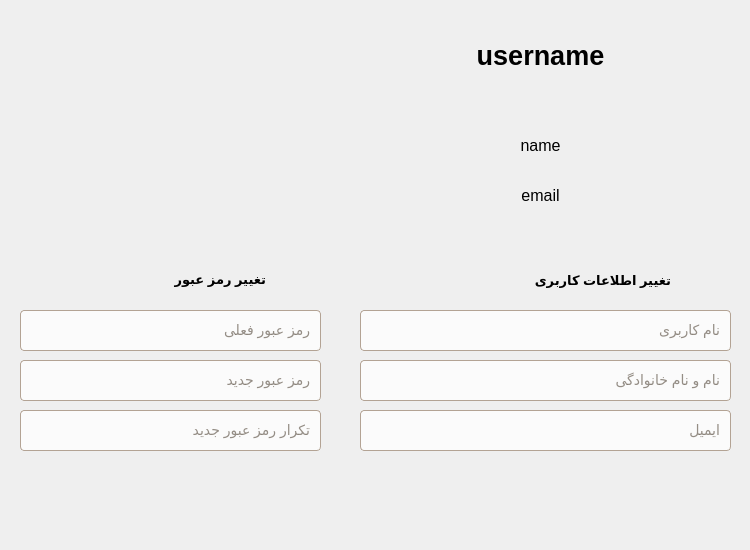
Above: Client/user/profilewidget.ui from Onyx1907/Lumina-EBook-Platform before the change. Below: the same form after it.
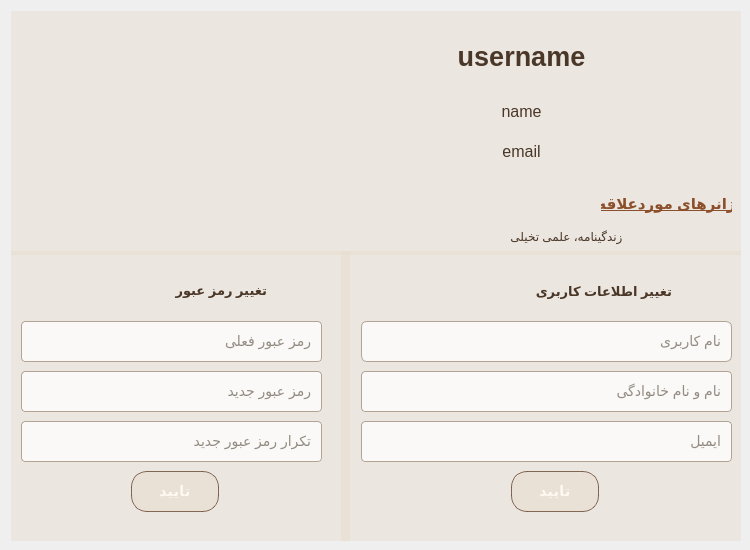
That is the form after the change. Icons and pictures are not drawn.

Commit message: feat: connect profile page to server and handle favorite genres updates

```diff
--- a/Client/user/profilewidget.ui
+++ b/Client/user/profilewidget.ui
@@ -31,10 +31,38 @@
   <property name="windowTitle">
    <string>Form</string>
   </property>
-  <widget class="QPushButton" name="pushButton">
+  <layout class="QGridLayout" name="gridLayout">
+   <item row="0" column="0">
+    <widget class="QWidget" name="widget" native="true">
+     <property name="minimumSize">
+      <size>
+       <width>730</width>
+       <height>530</height>
+      </size>
+     </property>
+     <property name="maximumSize">
+      <size>
+       <width>730</width>
+       <height>530</height>
+      </size>
+     </property>
+     <property name="styleSheet">
+      <string notr="true">QWidget{
+background-color: rgba(230, 220, 203, 0.45);
+}
+QLabel {
+    background: transparent;      /* حذف کامل پس‌زمینه */
+    background-color: transparent; /* اطمینان از نبود هیچ رنگی */
+    border: none;                 /* اطمینان از نبود کادر */
+    color: #4A3728;               /* رنگ متن رو اینجا تنظیم کن */
+    margin: 0px;                  /* اطمینان از نبود فاصله اضافه */
+    padding: 0px;                 /* اطمینان از نبود پدینگ اضافه */
+}</string>
+     </property>
+     <widget class="QPushButton" name="profile_pic">
    <property name="geometry">
     <rect>
-     <x>10</x>
+        <x>0</x>
      <y>0</y>
      <width>250</width>
      <height>250</height>
@@ -72,136 +100,182 @@
     </size>
    </property>
   </widget>
-  <widget class="QLabel" name="username_label">
+     <widget class="QLineEdit" name="pass_lineEdit">
    <property name="geometry">
     <rect>
-     <x>335</x>
-     <y>10</y>
-     <width>411</width>
-     <height>91</height>
-    </rect>
-   </property>
-   <property name="text">
-    <string>&lt;html&gt;&lt;head/&gt;&lt;body&gt;&lt;p align=&quot;center&quot;&gt;&lt;span style=&quot; font-size:20pt; font-weight:700;&quot;&gt;username&lt;/span&gt;&lt;/p&gt;&lt;/body&gt;&lt;/html&gt;</string>
-   </property>
-   <property name="wordWrap">
-    <bool>true</bool>
-   </property>
-  </widget>
-  <widget class="QLabel" name="name_label">
+        <x>10</x>
+        <y>310</y>
+        <width>301</width>
+        <height>41</height>
+       </rect>
+      </property>
+      <property name="styleSheet">
+       <string notr="true">QLineEdit {
+    background-color: rgba(255, 255, 255, 190); /* پس‌زمینه سفید-کرمی نرم */
+    color: #2d1f10; /* رنگ متن قهوه‌ای تیره */
+    border: 1px solid #b3a394;
+    border-radius: 4px; /* لبه‌های کمی تیزتر برای حس قدیمی بودن */
+    padding: 8px;
+    font-size: 14px;
+}
+
+/* وقتی کاربر روی فیلد کلیک می‌کند (فوکوس) */
+QLineEdit:focus {
+    border: 2px solid #8c6239; /* مرز قهوه‌ای طلایی گرم */
+    background-color: #ffffff;
+}</string>
+      </property>
+      <property name="placeholderText">
+       <string>رمز عبور فعلی</string>
+      </property>
+     </widget>
+     <widget class="QLineEdit" name="newPass_lineEdit">
    <property name="geometry">
     <rect>
-     <x>340</x>
-     <y>120</y>
-     <width>401</width>
-     <height>51</height>
-    </rect>
-   </property>
-   <property name="text">
-    <string>&lt;html&gt;&lt;head/&gt;&lt;body&gt;&lt;p align=&quot;center&quot;&gt;&lt;span style=&quot; font-size:12pt;&quot;&gt;name&lt;/span&gt;&lt;/p&gt;&lt;/body&gt;&lt;/html&gt;</string>
-   </property>
-   <property name="wordWrap">
-    <bool>true</bool>
+        <x>10</x>
+        <y>360</y>
+        <width>301</width>
+        <height>41</height>
+       </rect>
+      </property>
+      <property name="styleSheet">
+       <string notr="true">QLineEdit {
+    background-color: rgba(255, 255, 255, 190); /* پس‌زمینه سفید-کرمی نرم */
+    color: #2d1f10; /* رنگ متن قهوه‌ای تیره */
+    border: 1px solid #b3a394;
+    border-radius: 4px; /* لبه‌های کمی تیزتر برای حس قدیمی بودن */
+    padding: 8px;
+    font-size: 14px;
+}
+
+/* وقتی کاربر روی فیلد کلیک می‌کند (فوکوس) */
+QLineEdit:focus {
+    border: 2px solid #8c6239; /* مرز قهوه‌ای طلایی گرم */
+    background-color: #ffffff;
+}</string>
+      </property>
+      <property name="placeholderText">
+       <string>رمز عبور جدید</string>
+      </property>
+     </widget>
+     <widget class="Line" name="Vline">
+      <property name="geometry">
+       <rect>
+        <x>330</x>
+        <y>240</y>
+        <width>9</width>
+        <height>310</height>
+       </rect>
+      </property>
+      <property name="minimumSize">
+       <size>
+        <width>9</width>
+        <height>310</height>
+       </size>
+      </property>
+      <property name="maximumSize">
+       <size>
+        <width>9</width>
+        <height>310</height>
+       </size>
+      </property>
+      <property name="styleSheet">
+       <string notr="true">QFrame {
+    border: none;
+    /* این پالت از رنگ‌های &quot;خاکی-کرم&quot; تشکیل شده که با نورِ گرمِ محیط بهتر ترکیب میشه */
+    background: qlineargradient(
+        x1: 0, y1: 0, x2: 1, y2: 0,
+        stop: 0   rgba(170, 155, 135, 0),    /* شروع محو و شفاف */
+        stop: 0.2 rgba(170, 155, 135, 100),  /* خاکستری-قهوه‌ای ملایم */
+        stop: 0.5 rgba(240, 230, 210, 220),  /* مرکز روشنِ گرم (کاهی) */
+        stop: 0.8 rgba(170, 155, 135, 100),  /* خاکستری-قهوه‌ای ملایم */
+        stop: 1   rgba(170, 155, 135, 0)     /* پایان محو */
+    );
+}</string>
+      </property>
+      <property name="orientation">
+       <enum>Qt::Vertical</enum>
    </property>
   </widget>
   <widget class="QLabel" name="email_label">
    <property name="geometry">
     <rect>
-     <x>340</x>
-     <y>170</y>
+        <x>310</x>
+        <y>120</y>
      <width>401</width>
-     <height>51</height>
+        <height>41</height>
     </rect>
    </property>
    <property name="text">
     <string>&lt;html&gt;&lt;head/&gt;&lt;body&gt;&lt;p align=&quot;center&quot;&gt;&lt;span style=&quot; font-size:12pt;&quot;&gt;email&lt;/span&gt;&lt;/p&gt;&lt;/body&gt;&lt;/html&gt;</string>
    </property>
+      <property name="alignment">
+       <set>Qt::AlignCenter</set>
+      </property>
    <property name="wordWrap">
     <bool>true</bool>
    </property>
   </widget>
-  <widget class="Line" name="line">
+     <widget class="QPushButton" name="changeGenres_pushButton">
    <property name="geometry">
     <rect>
-     <x>0</x>
-     <y>240</y>
-     <width>750</width>
-     <height>4</height>
-    </rect>
-   </property>
-   <property name="minimumSize">
-    <size>
-     <width>750</width>
-     <height>4</height>
-    </size>
-   </property>
-   <property name="maximumSize">
-    <size>
-     <width>750</width>
-     <height>4</height>
-    </size>
-   </property>
+        <x>590</x>
+        <y>180</y>
+        <width>131</width>
+        <height>26</height>
+       </rect>
+      </property>
    <property name="styleSheet">
-    <string notr="true">QFrame {
+       <string notr="true">QPushButton {
+    background-color: transparent;
     border: none;
-    /* این پالت از رنگ‌های &quot;خاکی-کرم&quot; تشکیل شده که با نورِ گرمِ محیط بهتر ترکیب میشه */
-    background: qlineargradient(
-        x1: 0, y1: 0, x2: 1, y2: 0,
-        stop: 0   rgba(170, 155, 135, 0),    /* شروع محو و شفاف */
-        stop: 0.2 rgba(170, 155, 135, 100),  /* خاکستری-قهوه‌ای ملایم */
-        stop: 0.5 rgba(240, 230, 210, 220),  /* مرکز روشنِ گرم (کاهی) */
-        stop: 0.8 rgba(170, 155, 135, 100),  /* خاکستری-قهوه‌ای ملایم */
-        stop: 1   rgba(170, 155, 135, 0)     /* پایان محو */
-    );
+    color: #8c4f2b; /* قهوه‌ای مایل به قرمز/آجری */
+    text-decoration: underline;
+    font-size: 15px;
+    font-weight: bold;
+}
+
+QPushButton:hover {
+    color: #b86b3d; /* روشن‌تر شدن در حالت هاور */
 }</string>
    </property>
-   <property name="orientation">
-    <enum>Qt::Horizontal</enum>
-   </property>
-  </widget>
-  <widget class="Line" name="line_2">
+      <property name="text">
+       <string>ژانرهای موردعلاقه</string>
+      </property>
+     </widget>
+     <widget class="QPushButton" name="logo_2">
    <property name="geometry">
     <rect>
-     <x>340</x>
-     <y>240</y>
-     <width>9</width>
-     <height>310</height>
-    </rect>
-   </property>
-   <property name="minimumSize">
-    <size>
-     <width>9</width>
-     <height>310</height>
-    </size>
-   </property>
-   <property name="maximumSize">
+        <x>675</x>
+        <y>251</y>
+        <width>61</width>
+        <height>51</height>
+       </rect>
+      </property>
+      <property name="styleSheet">
+       <string notr="true">    background: none;
+    background-color: transparent;
+
+    border: 1px solid transparent;</string>
+      </property>
+      <property name="text">
+       <string/>
+      </property>
+      <property name="icon">
+       <iconset resource="../resources.qrc">
+        <normaloff>:/resources/user/profile_edit.png</normaloff>:/resources/user/profile_edit.png</iconset>
+      </property>
+      <property name="iconSize">
     <size>
-     <width>9</width>
-     <height>310</height>
-    </size>
-   </property>
-   <property name="styleSheet">
-    <string notr="true">QFrame {
-    border: none;
-    /* این پالت از رنگ‌های &quot;خاکی-کرم&quot; تشکیل شده که با نورِ گرمِ محیط بهتر ترکیب میشه */
-    background: qlineargradient(
-        x1: 0, y1: 0, x2: 1, y2: 0,
-        stop: 0   rgba(170, 155, 135, 0),    /* شروع محو و شفاف */
-        stop: 0.2 rgba(170, 155, 135, 100),  /* خاکستری-قهوه‌ای ملایم */
-        stop: 0.5 rgba(240, 230, 210, 220),  /* مرکز روشنِ گرم (کاهی) */
-        stop: 0.8 rgba(170, 155, 135, 100),  /* خاکستری-قهوه‌ای ملایم */
-        stop: 1   rgba(170, 155, 135, 0)     /* پایان محو */
-    );
-}</string>
-   </property>
-   <property name="orientation">
-    <enum>Qt::Vertical</enum>
-   </property>
-  </widget>
-  <widget class="QLineEdit" name="lineEdit">
+        <width>60</width>
+        <height>60</height>
+       </size>
+      </property>
+     </widget>
+     <widget class="QLineEdit" name="username_lineEdit">
    <property name="geometry">
     <rect>
-     <x>360</x>
+        <x>350</x>
      <y>310</y>
      <width>371</width>
      <height>41</height>
@@ -212,7 +286,7 @@
     background-color: rgba(255, 255, 255, 190); /* پس‌زمینه سفید-کرمی نرم */
     color: #2d1f10; /* رنگ متن قهوه‌ای تیره */
     border: 1px solid #b3a394;
-    border-radius: 4px; /* لبه‌های کمی تیزتر برای حس قدیمی بودن */
+    border-radius: 6px; /* لبه‌های کمی تیزتر برای حس قدیمی بودن */
     padding: 8px;
     font-size: 14px;
 }
@@ -227,39 +301,10 @@
     <string>نام کاربری</string>
    </property>
   </widget>
-  <widget class="QLineEdit" name="lineEdit_2">
+     <widget class="QLineEdit" name="email_lineEdit">
    <property name="geometry">
     <rect>
-     <x>360</x>
-     <y>360</y>
-     <width>371</width>
-     <height>41</height>
-    </rect>
-   </property>
-   <property name="styleSheet">
-    <string notr="true">QLineEdit {
-    background-color: rgba(255, 255, 255, 190); /* پس‌زمینه سفید-کرمی نرم */
-    color: #2d1f10; /* رنگ متن قهوه‌ای تیره */
-    border: 1px solid #b3a394;
-    border-radius: 4px; /* لبه‌های کمی تیزتر برای حس قدیمی بودن */
-    padding: 8px;
-    font-size: 14px;
-}
-
-/* وقتی کاربر روی فیلد کلیک می‌کند (فوکوس) */
-QLineEdit:focus {
-    border: 2px solid #8c6239; /* مرز قهوه‌ای طلایی گرم */
-    background-color: #ffffff;
-}</string>
-   </property>
-   <property name="placeholderText">
-    <string>نام و نام خانوادگی</string>
-   </property>
-  </widget>
-  <widget class="QLineEdit" name="lineEdit_3">
-   <property name="geometry">
-    <rect>
-     <x>360</x>
+        <x>350</x>
      <y>410</y>
      <width>371</width>
      <height>41</height>
@@ -285,41 +330,12 @@
     <string>ایمیل</string>
    </property>
   </widget>
-  <widget class="QLineEdit" name="lineEdit_4">
+     <widget class="QLineEdit" name="name_lineEdit">
    <property name="geometry">
     <rect>
-     <x>20</x>
-     <y>310</y>
-     <width>301</width>
-     <height>41</height>
-    </rect>
-   </property>
-   <property name="styleSheet">
-    <string notr="true">QLineEdit {
-    background-color: rgba(255, 255, 255, 190); /* پس‌زمینه سفید-کرمی نرم */
-    color: #2d1f10; /* رنگ متن قهوه‌ای تیره */
-    border: 1px solid #b3a394;
-    border-radius: 4px; /* لبه‌های کمی تیزتر برای حس قدیمی بودن */
-    padding: 8px;
-    font-size: 14px;
-}
-
-/* وقتی کاربر روی فیلد کلیک می‌کند (فوکوس) */
-QLineEdit:focus {
-    border: 2px solid #8c6239; /* مرز قهوه‌ای طلایی گرم */
-    background-color: #ffffff;
-}</string>
-   </property>
-   <property name="placeholderText">
-    <string>رمز عبور فعلی</string>
-   </property>
-  </widget>
-  <widget class="QLineEdit" name="lineEdit_5">
-   <property name="geometry">
-    <rect>
-     <x>20</x>
+        <x>350</x>
      <y>360</y>
-     <width>301</width>
+        <width>371</width>
      <height>41</height>
     </rect>
    </property>
@@ -340,113 +356,77 @@
 }</string>
    </property>
    <property name="placeholderText">
-    <string>رمز عبور جدید</string>
-   </property>
-  </widget>
-  <widget class="QLineEdit" name="lineEdit_6">
+       <string>نام و نام خانوادگی</string>
+      </property>
+     </widget>
+     <widget class="Line" name="Hline">
    <property name="geometry">
     <rect>
-     <x>20</x>
-     <y>410</y>
-     <width>301</width>
-     <height>41</height>
-    </rect>
-   </property>
-   <property name="styleSheet">
-    <string notr="true">QLineEdit {
-    background-color: rgba(255, 255, 255, 190); /* پس‌زمینه سفید-کرمی نرم */
-    color: #2d1f10; /* رنگ متن قهوه‌ای تیره */
-    border: 1px solid #b3a394;
-    border-radius: 4px; /* لبه‌های کمی تیزتر برای حس قدیمی بودن */
-    padding: 8px;
-    font-size: 14px;
-}
-
-/* وقتی کاربر روی فیلد کلیک می‌کند (فوکوس) */
-QLineEdit:focus {
-    border: 2px solid #8c6239; /* مرز قهوه‌ای طلایی گرم */
-    background-color: #ffffff;
-}</string>
-   </property>
-   <property name="placeholderText">
-    <string>تکرار رمز عبور جدید</string>
-   </property>
-  </widget>
-  <widget class="QPushButton" name="pushButton_2">
-   <property name="geometry">
-    <rect>
-     <x>280</x>
-     <y>250</y>
-     <width>61</width>
-     <height>51</height>
-    </rect>
-   </property>
-   <property name="styleSheet">
-    <string notr="true">    background: none;
-    background-color: transparent;
-
-    border: 1px solid transparent;</string>
-   </property>
-   <property name="text">
-    <string/>
-   </property>
-   <property name="icon">
-    <iconset resource="../resources.qrc">
-     <normaloff>:/resources/user/profile_edit.png</normaloff>:/resources/user/profile_edit.png</iconset>
-   </property>
-   <property name="iconSize">
+        <x>-10</x>
+        <y>240</y>
+        <width>750</width>
+        <height>4</height>
+       </rect>
+      </property>
+      <property name="minimumSize">
+       <size>
+        <width>750</width>
+        <height>4</height>
+       </size>
+      </property>
+      <property name="maximumSize">
     <size>
-     <width>60</width>
-     <height>60</height>
-    </size>
-   </property>
-  </widget>
-  <widget class="QLabel" name="label">
-   <property name="geometry">
-    <rect>
-     <x>155</x>
-     <y>269</y>
-     <width>111</width>
-     <height>21</height>
-    </rect>
-   </property>
-   <property name="text">
-    <string>&lt;html&gt;&lt;head/&gt;&lt;body&gt;&lt;p align=&quot;right&quot;&gt;&lt;span style=&quot; font-size:10pt; font-weight:700;&quot;&gt;تغییر رمز عبور&lt;/span&gt;&lt;/p&gt;&lt;/body&gt;&lt;/html&gt;</string>
-   </property>
-  </widget>
-  <widget class="QPushButton" name="pushButton_3">
+        <width>750</width>
+        <height>4</height>
+       </size>
+      </property>
+      <property name="styleSheet">
+       <string notr="true">QFrame {
+    border: none;
+    /* این پالت از رنگ‌های &quot;خاکی-کرم&quot; تشکیل شده که با نورِ گرمِ محیط بهتر ترکیب میشه */
+    background: qlineargradient(
+        x1: 0, y1: 0, x2: 1, y2: 0,
+        stop: 0   rgba(170, 155, 135, 0),    /* شروع محو و شفاف */
+        stop: 0.2 rgba(170, 155, 135, 100),  /* خاکستری-قهوه‌ای ملایم */
+        stop: 0.5 rgba(240, 230, 210, 220),  /* مرکز روشنِ گرم (کاهی) */
+        stop: 0.8 rgba(170, 155, 135, 100),  /* خاکستری-قهوه‌ای ملایم */
+        stop: 1   rgba(170, 155, 135, 0)     /* پایان محو */
+    );
+}</string>
+      </property>
+      <property name="orientation">
+       <enum>Qt::Horizontal</enum>
+      </property>
+     </widget>
+     <widget class="QLabel" name="username_label">
    <property name="geometry">
     <rect>
-     <x>685</x>
-     <y>251</y>
-     <width>61</width>
-     <height>51</height>
+        <x>320</x>
+        <y>10</y>
+        <width>381</width>
+        <height>71</height>
     </rect>
    </property>
    <property name="styleSheet">
-    <string notr="true">    background: none;
-    background-color: transparent;
-
-    border: 1px solid transparent;</string>
+       <string notr="true">QLabel {
+    font-size: 30px;
+    font-weight: 1000;   /* یا bold */
+}</string>
    </property>
    <property name="text">
-    <string/>
-   </property>
-   <property name="icon">
-    <iconset resource="../resources.qrc">
-     <normaloff>:/resources/user/profile_edit.png</normaloff>:/resources/user/profile_edit.png</iconset>
-   </property>
-   <property name="iconSize">
-    <size>
-     <width>60</width>
-     <height>60</height>
-    </size>
-   </property>
-  </widget>
-  <widget class="QLabel" name="label_2">
+       <string>&lt;html&gt;&lt;head/&gt;&lt;body&gt;&lt;p align=&quot;center&quot;&gt;&lt;span style=&quot; font-size:20pt; font-weight:700;&quot;&gt;username&lt;/span&gt;&lt;/p&gt;&lt;/body&gt;&lt;/html&gt;</string>
+      </property>
+      <property name="alignment">
+       <set>Qt::AlignCenter</set>
+      </property>
+      <property name="wordWrap">
+       <bool>true</bool>
+      </property>
+     </widget>
+     <widget class="QLabel" name="profileChange_label">
    <property name="geometry">
     <rect>
-     <x>510</x>
+        <x>500</x>
      <y>270</y>
      <width>161</width>
      <height>21</height>
@@ -456,6 +436,273 @@
     <string>&lt;html&gt;&lt;head/&gt;&lt;body&gt;&lt;p align=&quot;right&quot;&gt;&lt;span style=&quot; font-size:10pt; font-weight:700;&quot;&gt;تغییر اطلاعات کاربری&lt;/span&gt;&lt;/p&gt;&lt;/body&gt;&lt;/html&gt;</string>
    </property>
   </widget>
+     <widget class="QLabel" name="favoriteGenres_label">
+      <property name="geometry">
+       <rect>
+        <x>390</x>
+        <y>210</y>
+        <width>331</width>
+        <height>31</height>
+       </rect>
+      </property>
+      <property name="text">
+       <string>&lt;html&gt;&lt;head/&gt;&lt;body&gt;&lt;p align=&quot;center&quot;&gt;زندگینامه، علمی تخیلی&lt;/p&gt;&lt;/body&gt;&lt;/html&gt;</string>
+      </property>
+      <property name="alignment">
+       <set>Qt::AlignCenter</set>
+      </property>
+     </widget>
+     <widget class="QLabel" name="passChange_label">
+      <property name="geometry">
+       <rect>
+        <x>145</x>
+        <y>269</y>
+        <width>111</width>
+        <height>21</height>
+       </rect>
+      </property>
+      <property name="text">
+       <string>&lt;html&gt;&lt;head/&gt;&lt;body&gt;&lt;p align=&quot;right&quot;&gt;&lt;span style=&quot; font-size:10pt; font-weight:700;&quot;&gt;تغییر رمز عبور&lt;/span&gt;&lt;/p&gt;&lt;/body&gt;&lt;/html&gt;</string>
+      </property>
+     </widget>
+     <widget class="QLineEdit" name="confirmPass_lineEdit">
+      <property name="geometry">
+       <rect>
+        <x>10</x>
+        <y>410</y>
+        <width>301</width>
+        <height>41</height>
+       </rect>
+      </property>
+      <property name="styleSheet">
+       <string notr="true">QLineEdit {
+    background-color: rgba(255, 255, 255, 190); /* پس‌زمینه سفید-کرمی نرم */
+    color: #2d1f10; /* رنگ متن قهوه‌ای تیره */
+    border: 1px solid #b3a394;
+    border-radius: 4px; /* لبه‌های کمی تیزتر برای حس قدیمی بودن */
+    padding: 8px;
+    font-size: 14px;
+}
+
+/* وقتی کاربر روی فیلد کلیک می‌کند (فوکوس) */
+QLineEdit:focus {
+    border: 2px solid #8c6239; /* مرز قهوه‌ای طلایی گرم */
+    background-color: #ffffff;
+}</string>
+      </property>
+      <property name="placeholderText">
+       <string>تکرار رمز عبور جدید</string>
+      </property>
+     </widget>
+     <widget class="QLabel" name="name_label">
+      <property name="geometry">
+       <rect>
+        <x>310</x>
+        <y>80</y>
+        <width>401</width>
+        <height>41</height>
+       </rect>
+      </property>
+      <property name="text">
+       <string>&lt;html&gt;&lt;head/&gt;&lt;body&gt;&lt;p align=&quot;center&quot;&gt;&lt;span style=&quot; font-size:12pt;&quot;&gt;name&lt;/span&gt;&lt;/p&gt;&lt;/body&gt;&lt;/html&gt;</string>
+      </property>
+      <property name="alignment">
+       <set>Qt::AlignCenter</set>
+      </property>
+      <property name="wordWrap">
+       <bool>true</bool>
+      </property>
+     </widget>
+     <widget class="QPushButton" name="logo">
+      <property name="geometry">
+       <rect>
+        <x>270</x>
+        <y>250</y>
+        <width>61</width>
+        <height>51</height>
+       </rect>
+      </property>
+      <property name="styleSheet">
+       <string notr="true">    background: none;
+    background-color: transparent;
+
+    border: 1px solid transparent;</string>
+      </property>
+      <property name="text">
+       <string/>
+      </property>
+      <property name="icon">
+       <iconset resource="../resources.qrc">
+        <normaloff>:/resources/user/profile_edit.png</normaloff>:/resources/user/profile_edit.png</iconset>
+      </property>
+      <property name="iconSize">
+       <size>
+        <width>60</width>
+        <height>60</height>
+       </size>
+      </property>
+     </widget>
+     <widget class="QPushButton" name="submitProfile_pushButton">
+      <property name="geometry">
+       <rect>
+        <x>500</x>
+        <y>460</y>
+        <width>88</width>
+        <height>41</height>
+       </rect>
+      </property>
+      <property name="styleSheet">
+       <string notr="true">QPushButton {
+    /* موکا/نسکافه‌ای با گرادیان نرم */
+    background: qlineargradient(
+        x1:0, y1:0, x2:0, y2:1,
+        stop:0 rgba(176, 124, 78, 245),   /* latte-mocha */
+        stop:1 rgba(128, 84, 52, 245)     /* deeper nescafe */
+    );
+
+    color: rgba(255, 250, 242, 245);      /* کرمِ نزدیک به شیر */
+    border: 1px solid rgba(86, 52, 28, 180);
+    border-radius: 16px;
+
+    padding: 12px 26px;
+    font-size: 14px;
+    font-weight: 600;
+    letter-spacing: 0.4px;
+
+    /* حس “قابل کلیک بودن” با border نرم */
+}
+
+QPushButton:hover:enabled {
+    /* کاراملی‌تر و روشن‌تر */
+    background: qlineargradient(
+        x1:0, y1:0, x2:0, y2:1,
+        stop:0 rgba(198, 146, 92, 255),
+        stop:1 rgba(148, 98, 60, 255)
+    );
+
+    border: 1px solid rgba(212, 163, 89, 170);  /* رگه‌ی طلایی خیلی ظریف */
+    color: rgba(255, 253, 248, 255);
+}
+
+QPushButton:pressed:enabled {
+    /* فرو رفتن: تیره‌تر + حس فشرده شدن */
+    background: qlineargradient(
+        x1:0, y1:0, x2:0, y2:1,
+        stop:0 rgba(118, 76, 46, 255),
+        stop:1 rgba(96, 60, 36, 255)
+    );
+
+    border: 1px solid rgba(60, 35, 18, 200);
+
+    /* ترفند ساده برای حس pressed */
+    padding-top: 13px;
+    padding-bottom: 11px;
+}
+
+QPushButton:disabled {
+    /* شیشه‌ای و کم‌رنگ که مزاحم نشه */
+    background: rgba(170, 150, 135, 70);
+    color: rgba(255, 255, 255, 120);
+    border: 1px solid rgba(120, 100, 90, 70);
+}</string>
+      </property>
+      <property name="text">
+       <string>تایید</string>
+      </property>
+     </widget>
+     <widget class="QPushButton" name="submitPass_pushButton">
+      <property name="geometry">
+       <rect>
+        <x>120</x>
+        <y>460</y>
+        <width>88</width>
+        <height>41</height>
+       </rect>
+      </property>
+      <property name="styleSheet">
+       <string notr="true">QPushButton {
+    /* موکا/نسکافه‌ای با گرادیان نرم */
+    background: qlineargradient(
+        x1:0, y1:0, x2:0, y2:1,
+        stop:0 rgba(176, 124, 78, 245),   /* latte-mocha */
+        stop:1 rgba(128, 84, 52, 245)     /* deeper nescafe */
+    );
+
+    color: rgba(255, 250, 242, 245);      /* کرمِ نزدیک به شیر */
+    border: 1px solid rgba(86, 52, 28, 180);
+    border-radius: 16px;
+
+    padding: 12px 26px;
+    font-size: 14px;
+    font-weight: 600;
+    letter-spacing: 0.4px;
+
+    /* حس “قابل کلیک بودن” با border نرم */
+}
+
+QPushButton:hover:enabled {
+    /* کاراملی‌تر و روشن‌تر */
+    background: qlineargradient(
+        x1:0, y1:0, x2:0, y2:1,
+        stop:0 rgba(198, 146, 92, 255),
+        stop:1 rgba(148, 98, 60, 255)
+    );
+
+    border: 1px solid rgba(212, 163, 89, 170);  /* رگه‌ی طلایی خیلی ظریف */
+    color: rgba(255, 253, 248, 255);
+}
+
+QPushButton:pressed:enabled {
+    /* فرو رفتن: تیره‌تر + حس فشرده شدن */
+    background: qlineargradient(
+        x1:0, y1:0, x2:0, y2:1,
+        stop:0 rgba(118, 76, 46, 255),
+        stop:1 rgba(96, 60, 36, 255)
+    );
+
+    border: 1px solid rgba(60, 35, 18, 200);
+
+    /* ترفند ساده برای حس pressed */
+    padding-top: 13px;
+    padding-bottom: 11px;
+}
+
+QPushButton:disabled {
+    /* شیشه‌ای و کم‌رنگ که مزاحم نشه */
+    background: rgba(170, 150, 135, 70);
+    color: rgba(255, 255, 255, 120);
+    border: 1px solid rgba(120, 100, 90, 70);
+}</string>
+      </property>
+      <property name="text">
+       <string>تایید</string>
+      </property>
+     </widget>
+     <widget class="QLabel" name="error_label">
+      <property name="geometry">
+       <rect>
+        <x>0</x>
+        <y>230</y>
+        <width>251</width>
+        <height>21</height>
+       </rect>
+      </property>
+      <property name="styleSheet">
+       <string notr="true">color: #a63a3a;
+font-size: 11px;
+font-family: &quot;Ubuntu&quot;, &quot;Segoe UI&quot;, &quot;Tahoma&quot;, sans-serif;
+font-weight: bold;
+qproperty-alignment: 'AlignHCenter | AlignVCenter';
+background: transparent;
+</string>
+      </property>
+      <property name="text">
+       <string/>
+      </property>
+     </widget>
+    </widget>
+   </item>
+  </layout>
  </widget>
  <resources>
   <include location="../resources.qrc"/>
```
Lines whose indentation alone changed are shown as unchanged. The commit also changes 7 other files.
